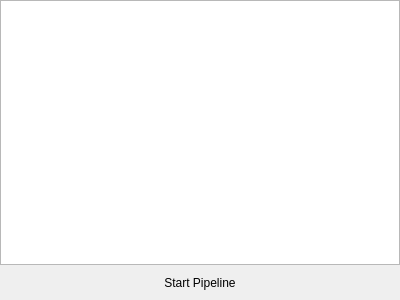
Above: Source/SVWidgetsLib/Widgets/UI_Files/PipelineListWidget.ui from BlueQuartzSoftware/SIMPL before the change. Below: the same form after it.
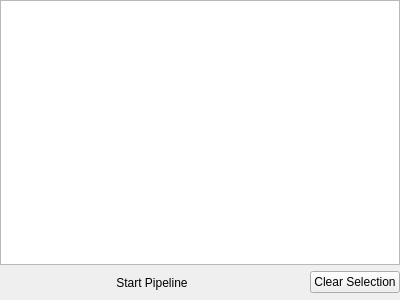
That is the form after the change. Icons and pictures are not drawn. Custom widgets are drawn as their Qt base class.

Commit message: Added a Clear Selection button and menu action to SVPipelineView

```diff
--- a/Source/SVWidgetsLib/Widgets/UI_Files/PipelineListWidget.ui
+++ b/Source/SVWidgetsLib/Widgets/UI_Files/PipelineListWidget.ui
@@ -31,6 +31,12 @@
    </property>
    <item row="1" column="0">
     <widget class="QPushButton" name="startPipelineBtn">
+     <property name="sizePolicy">
+      <sizepolicy hsizetype="Minimum" vsizetype="Fixed">
+       <horstretch>1</horstretch>
+       <verstretch>0</verstretch>
+      </sizepolicy>
+     </property>
      <property name="minimumSize">
       <size>
        <width>0</width>
@@ -61,7 +67,14 @@
      </property>
     </widget>
    </item>
-   <item row="0" column="0">
+   <item row="1" column="1">
+    <widget class="QPushButton" name="clearSelectionBtn">
+     <property name="text">
+      <string>Clear Selection</string>
+     </property>
+    </widget>
+   </item>
+   <item row="0" column="0" colspan="2">
     <widget class="SVPipelineView" name="pipelineView">
      <property name="mouseTracking">
       <bool>true</bool>
```
The commit also changes 3 other files.
